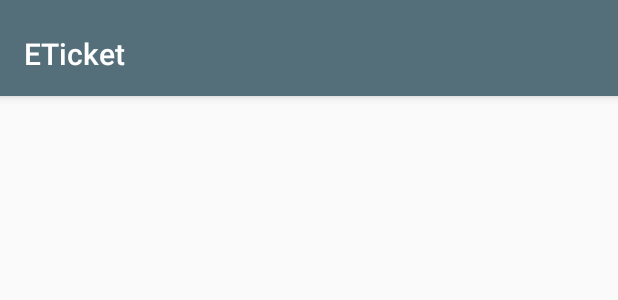
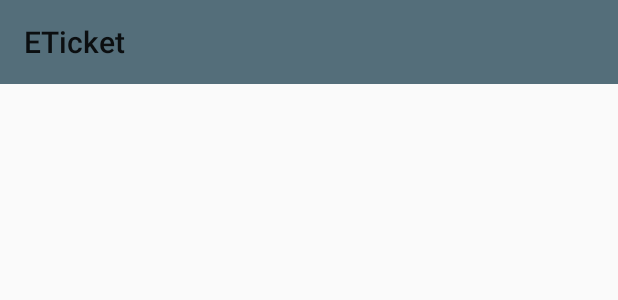
Before and after one commit to ViorelAlbastrelu/eticket, an Android app: the layout toolbar.xml on its own in the app's theme, with its tools: preview values and no code run, on a phone screen of 412 x 824 dp. Shown: the top 300 px of the screen. Run offline under Robolectric (Android 15) with nearby library versions, the phone set to English and light mode, and no system bars.

Commit message:
fix: options_menu

```diff
--- a/app/src/main/java/com/faciee/cti/valbastrelu/eticket/ETicketActivity.java
+++ b/app/src/main/java/com/faciee/cti/valbastrelu/eticket/ETicketActivity.java
@@ -24,13 +24,14 @@ import butterknife.OnClick;
 public class ETicketActivity extends AppCompatActivity {
 	private static final String TAG = "ETicketActivity";
 
-	@BindView(R.id.toolbar) Toolbar mToolbar;
+	Toolbar mToolbar;
 	private FirebaseAuth mAuth;
 
 	@Override
 	protected void onCreate(Bundle savedInstanceState) {
 		super.onCreate(savedInstanceState);
 		setContentView(R.layout.activity_eticket);
+		mToolbar = findViewById(R.id.toolbar);
 		setSupportActionBar(mToolbar);
 		ButterKnife.bind(this);
 		mAuth = FirebaseAuth.getInstance();
@@ -69,8 +70,7 @@ public class ETicketActivity extends AppCompatActivity {
 
 	@OnClick(R.id.fab)
 	public void clickOnFab(View view){
-		ETkLog.f(TAG, "Intent to BusActivity", this);
-		startActivity(new Intent(this, Chatbot.class));
+		ETkLog.f(TAG, "Logging in to a file from FAB", this);
 		Toast.makeText(this, "No implementation", Toast.LENGTH_SHORT).show();
 //		fragmentTransaction();
 	}
--- a/app/src/main/res/layout/toolbar.xml
+++ b/app/src/main/res/layout/toolbar.xml
@@ -1,23 +1,14 @@
 <?xml version="1.0" encoding="utf-8"?>
-<android.support.design.widget.AppBarLayout
+<android.support.v7.widget.Toolbar
 	xmlns:android="http://schemas.android.com/apk/res/android"
 	xmlns:app="http://schemas.android.com/apk/res-auto"
-	android:id="@+id/appbar"
+	android:id="@+id/toolbar"
 	android:layout_width="match_parent"
-	android:layout_height="wrap_content"
-	android:paddingTop="@dimen/appbar_padding_top"
-	android:theme="@style/AppTheme.AppBarOverlay">
+	android:layout_height="?attr/actionBarSize"
+	android:layout_weight="1"
+	android:background="?attr/colorPrimary"
+	app:layout_scrollFlags="scroll|enterAlways"
+	app:popupTheme="@style/AppTheme.PopupOverlay"
+	app:title="@string/app_name">
 
-	<android.support.v7.widget.Toolbar
-		android:id="@+id/toolbar"
-		app:layout_scrollFlags="scroll|enterAlways"
-		app:popupTheme="@style/AppTheme.PopupOverlay"
-		app:title="@string/app_name"
-		android:layout_width="match_parent"
-		android:layout_height="?attr/actionBarSize"
-		android:layout_weight="1"
-		android:background="?attr/colorPrimary">
-
-	</android.support.v7.widget.Toolbar>
-
-</android.support.design.widget.AppBarLayout>
+</android.support.v7.widget.Toolbar>
```
Also changed, not shown: app/src/main/AndroidManifest.xml (+3 -6 lines), app/src/main/res/layout/activity_bus.xml (+1 -11 lines), app/src/main/res/layout/activity_eticket.xml (+11 -1 lines).
